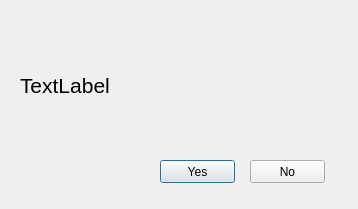
Above: UI/ReservConfirm.ui from Rolerdxx/Car-Rental before the change. Below: the same form after it.
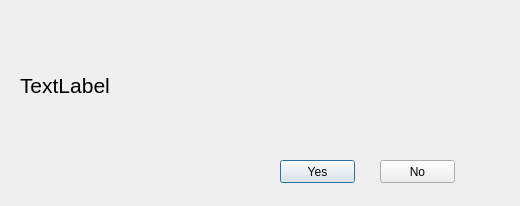
That is the form after the change. Icons and pictures are not drawn.

What changed in the file:
```diff
--- a/UI/ReservConfirm.ui
+++ b/UI/ReservConfirm.ui
@@ -6,8 +6,8 @@
    <rect>
     <x>0</x>
     <y>0</y>
-    <width>358</width>
-    <height>209</height>
+    <width>520</width>
+    <height>206</height>
    </rect>
   </property>
   <property name="windowTitle">
@@ -34,7 +34,7 @@
   <widget class="QPushButton" name="yes">
    <property name="geometry">
     <rect>
-     <x>160</x>
+     <x>280</x>
      <y>160</y>
      <width>75</width>
      <height>23</height>
@@ -51,7 +51,7 @@
   <widget class="QPushButton" name="no">
    <property name="geometry">
     <rect>
-     <x>250</x>
+     <x>380</x>
      <y>160</y>
      <width>75</width>
      <height>23</height>
```
Left out of the diff: 2 changed lines with no effect on the pictures.
